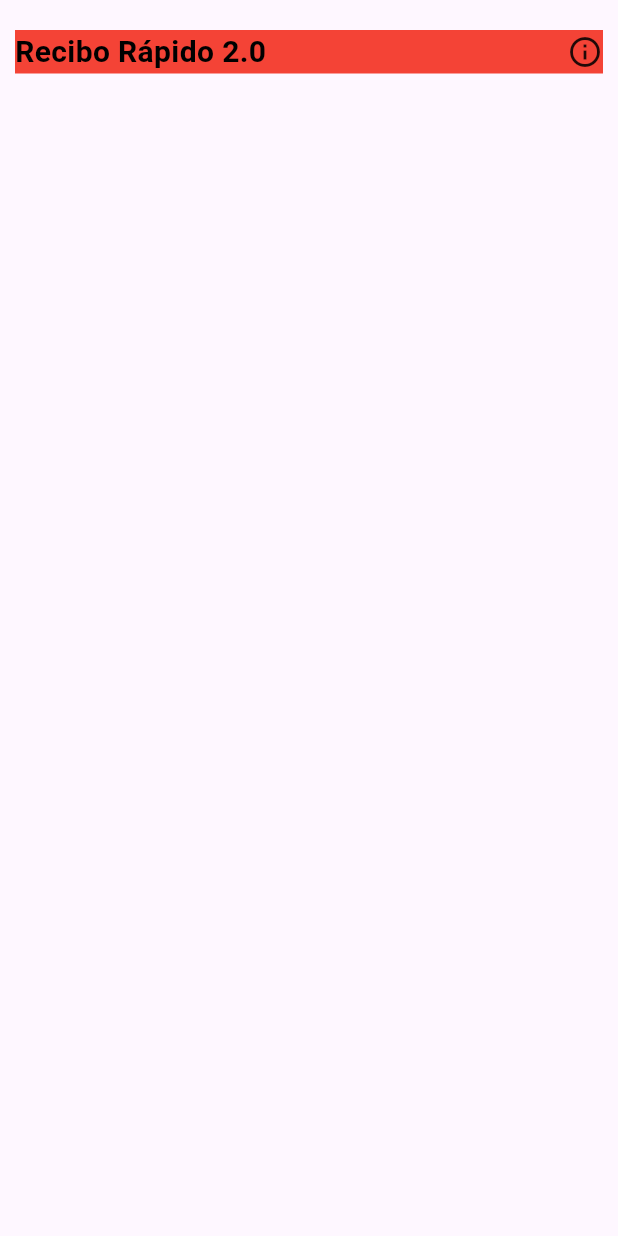
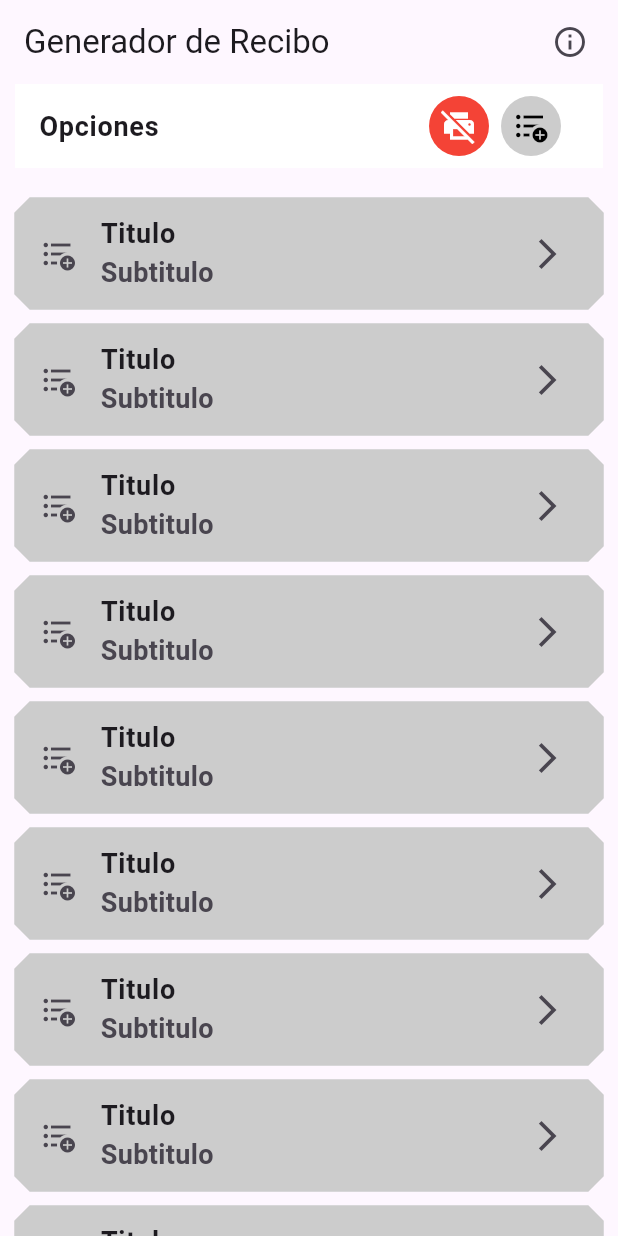
Before and after one commit to HanJian16/Ballots-Template, a Flutter app: the screen it shows after launch, on a phone screen of 412 x 824 dp. Run offline on Flutter 3.47's test engine with Material 3 defaults, Android fonts, the phone set to English and light mode, and no system bars; our stand-ins replace get.

Commit message:
Creacion del appBar y la generacion de la lista con datos prueba para la home screen

```diff
--- a/frontend/ballots_template_flutter/lib/screens/home_screen.dart
+++ b/frontend/ballots_template_flutter/lib/screens/home_screen.dart
@@ -6,33 +6,106 @@ class HomeScreen extends StatelessWidget {
   @override
   Widget build(BuildContext context) {
     return Scaffold(
-      body: SingleChildScrollView(
-        child: Container(
+      appBar: AppBar(
+        title: const Text("Generador de Recibo"),
+        actions: const [
+          Padding(
+            padding: EdgeInsets.symmetric(horizontal: 20),
+            child: Icon(Icons.info_outline),
+          )
+        ],
+      ),
+      body: Container(
         padding: const EdgeInsets.symmetric(horizontal: 10),
         child: Column(
+          mainAxisSize: MainAxisSize.min,
           children: [
-              const SizedBox(height: 20),
             Container(
-                color: Colors.red,
-                child: const Row(
-                  mainAxisAlignment: MainAxisAlignment.spaceBetween,
-                  children: [
-                    Text(
-                      "Recibo Rápido 2.0",
+              decoration: const BoxDecoration(color: Colors.white),
+              child: const ListTile(
+                title: Text(
+                  'Opciones',
                   style: TextStyle(
-                        color: Colors.black,
-                        fontSize: 20,
                     fontWeight: FontWeight.bold,
+                    fontSize: 18,
                   ),
                 ),
-                    Icon(Icons.info_outline)
+                trailing: Row(
+                  mainAxisSize: MainAxisSize.min,
+                  children: [
+                    CustomButton(
+                        icon: Icons.print_disabled,
+                        backgroundColor: Colors.red,
+                        color: Colors.white),
+                    CustomButton(
+                        icon: Icons.format_list_bulleted_add,
+                        backgroundColor: Color(0xFFCCCCCC),
+                        color: Colors.black),
                   ],
+                ),
+              ),
+            ),
+            const SizedBox(height: 20),
+            Expanded(
+              child: ListView.separated(
+                itemCount: 20,
+                itemBuilder: (context, index) {
+                  return const ListTile(
+                    shape: BeveledRectangleBorder(
+                      borderRadius: BorderRadius.all(Radius.circular(10)),
+                      side: BorderSide(width: 1, color: Color(0xFFCCCCCC)),
+                    ),
+                    tileColor: Color(0xFFCCCCCC),
+                    title: Text(
+                      'Titulo',
+                      style: TextStyle(
+                        fontWeight: FontWeight.bold,
+                        fontSize: 18,
+                      ),
+                    ),
+                    subtitle: Text(
+                      'Subtitulo',
+                      style: TextStyle(
+                        fontWeight: FontWeight.bold,
+                        fontSize: 18,
+                      ),
+                    ),
+                    leading: Icon(Icons.format_list_bulleted_add),
+                    trailing: Icon(Icons.arrow_forward_ios),
+                  );
+                },
+                separatorBuilder: (context, index) {
+                  return const SizedBox(height: 10);
+                },
               ),
             )
           ],
         ),
       ),
-      ),
     );
   }
 }
+
+class CustomButton extends StatelessWidget {
+  const CustomButton({
+    super.key,
+    required this.icon,
+    required this.color,
+    required this.backgroundColor,
+  });
+  final IconData icon;
+  final Color color;
+  final Color backgroundColor;
+
+  @override
+  Widget build(BuildContext context) {
+    return IconButton.filled(
+      style: ButtonStyle(
+        backgroundColor: WidgetStateProperty.all(backgroundColor),
+      ),
+      color: color,
+      onPressed: () {},
+      icon: Icon(icon),
+    );
+  }
+}
```
Also changed, not shown: frontend/ballots_template_flutter/pubspec.lock. Lines whose indentation alone changed are shown as unchanged.
